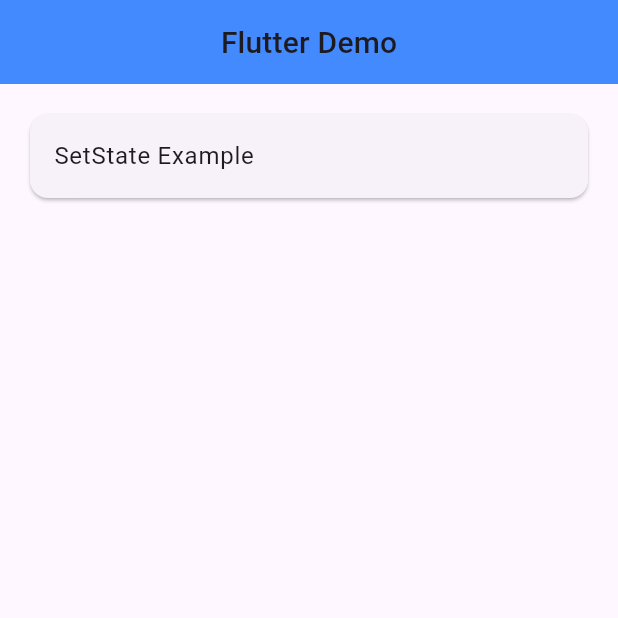
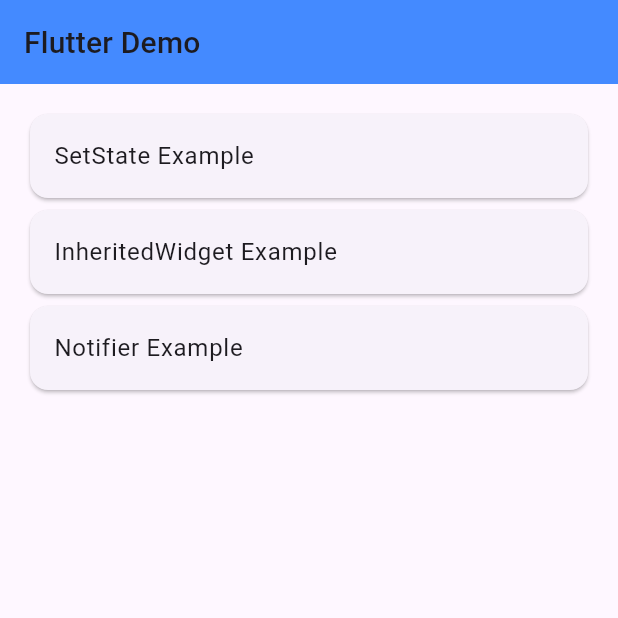
Before and after one commit to JumBoJay06/FlutterExample, a Flutter app: the screen it shows after launch, on a phone screen of 412 x 824 dp, the top half of it. Run offline on Flutter 3.47's test engine with Material 3 defaults, Android fonts, the phone set to English and light mode, and no system bars; our stand-ins replace freezed_annotation, go_router.

Commit message:
feat: Add InheritedWidget and Notifier examples
- Implement an example demonstrating the use of `InheritedWidget` for sharing data down the widget tree.
- Create a `UserHeader` InheritedWidget to hold `User` data.
- Add a `UserWidget` that depends on `UserHeader` to display the user name.
- Implement an example showcasing `ValueNotifier` and `ChangeNotifier` for state management.
- Introduce `NotifierPage` to demonstrate updating UI based on changes in `ValueNotifier` and `ChangeNotifier`.
- Integrate the new examples into the home page navigation using GoRouter.
- Add localized strings for the new examples in English and Traditional Chinese.
- Generate necessary freezd and localization files.
- Update README with the new examples.
- Change AppBar title centering to be platform-specific (centered on iOS, default on Android).

```diff
--- a/lib/config/router_config.dart
+++ b/lib/config/router_config.dart
@@ -1,7 +1,9 @@
 import 'package:go_router/go_router.dart';
 import 'package:my_sample/config/app_config.dart';
 import 'package:my_sample/feature/home.dart';
+import 'package:my_sample/feature/inherited_widget/inherited_widget.dart';
 import 'package:my_sample/feature/set_state/set_state_page.dart';
+import 'package:my_sample/feature/value_notifier_and_change_notifier/notifier_page.dart';
 
 final router = GoRouter(
   initialLocation: '/',
@@ -19,6 +21,13 @@ final router = GoRouter(
             return const SetStatePage();
           },
         ),
+        GoRoute(
+          path: 'inherited_widget',
+          builder: (context, state) {
+            return const MyInheritedWidget();
+          },
+        ),
+        GoRoute(path: 'notifier_page', builder: (context, state) => NotifierPage())
       ],
     )
   ],
--- a/lib/feature/home.dart
+++ b/lib/feature/home.dart
@@ -12,7 +12,7 @@ class Home extends StatelessWidget {
     return Scaffold(
       appBar: AppBar(
         backgroundColor: Colors.blueAccent,
-        centerTitle: Platform.isAndroid,
+        centerTitle: Platform.isIOS,
         title: Text(MyLocalizations.of(context).appTitle),
       ),
       body: Padding(
@@ -28,6 +28,24 @@ class Home extends StatelessWidget {
                 },
               ),
             ),
+            Card(
+              child: ListTile(
+                title: Text(MyLocalizations.of(context).example_inherited_widget_title),
+                onTap: () {
+                  // 使用 GoRouter 進行導航
+                  context.go('/inherited_widget');
+                },
+              ),
+            ),
+            Card(
+              child: ListTile(
+                title: Text(MyLocalizations.of(context).example_notifier_title),
+                onTap: () {
+                  // 使用 GoRouter 進行導航
+                  context.go('/notifier_page');
+                },
+              ),
+            ),
           ],
         ),
       ),
--- a/lib/feature/set_state/set_state_page.dart
+++ b/lib/feature/set_state/set_state_page.dart
@@ -1,3 +1,5 @@
+import 'dart:io';
+
 import 'package:flutter/material.dart';
 import 'package:my_sample/generated/l10n.dart';
 
@@ -26,6 +28,7 @@ class _SetStatePageState extends State<SetStatePage> {
     return Scaffold(
       appBar: AppBar(
         backgroundColor: Colors.blueAccent,
+        centerTitle: Platform.isIOS,
         title: Text(MyLocalizations.of(context).example_set_state_title),
       ),
       body: Padding(
--- a/lib/l10n/intl_en.arb
+++ b/lib/l10n/intl_en.arb
@@ -1,8 +1,13 @@
 {
   "@@locale": "en",
-
   "appTitle": "Flutter Demo",
   "example_set_state_title": "SetState Example",
   "example_set_state_content": "You have pushed the button this many times:",
+  "example_inherited_widget_title": "InheritedWidget Example",
+  "example_inherited_widget_content": "Enter your username:",
+  "example_inherited_widget_title2": "Welcome",
+  "example_inherited_widget_content2": "Hello {userName}",
+  "example_notifier_title": "Notifier Example",
+  "example_notifier_content": "You have pushed the button this many times:",
   "example_provider_title": "Provider Example"
 }
--- a/lib/l10n/intl_zh_TW.arb
+++ b/lib/l10n/intl_zh_TW.arb
@@ -1,8 +1,13 @@
 {
   "@@locale": "zh_TW",
-
   "appTitle": "Flutter 範例",
   "example_set_state_title": "SetState 範例",
   "example_set_state_content": "你按下按鈕的次數：",
+  "example_inherited_widget_title": "InheritedWidget 範例",
+  "example_inherited_widget_content": "輸入使用者名稱:",
+  "example_inherited_widget_title2": "歡迎",
+  "example_inherited_widget_content2": "你好 {userName}",
+  "example_notifier_title": "Notifier 範例",
+  "example_notifier_content": "你按下按鈕的次數：",
   "example_provider_title": "Provider 範例"
 }
```
Also changed, not shown: lib/feature/inherited_widget/inherited_widget.dart (added, +80 -0 lines), lib/feature/inherited_widget/model/user.dart (added, +10 -0 lines), lib/feature/inherited_widget/user_header.dart (added, +22 -0 lines), lib/feature/inherited_widget/user_widget.dart (added, +23 -0 lines), lib/feature/value_notifier_and_change_notifier/notifier_page.dart (added, +130 -0 lines), lib/feature/inherited_widget/model/user.freezed.dart (added), lib/generated/intl/messages_en.dart, lib/generated/intl/messages_zh_TW.dart, lib/generated/l10n.dart, 2 other files.
